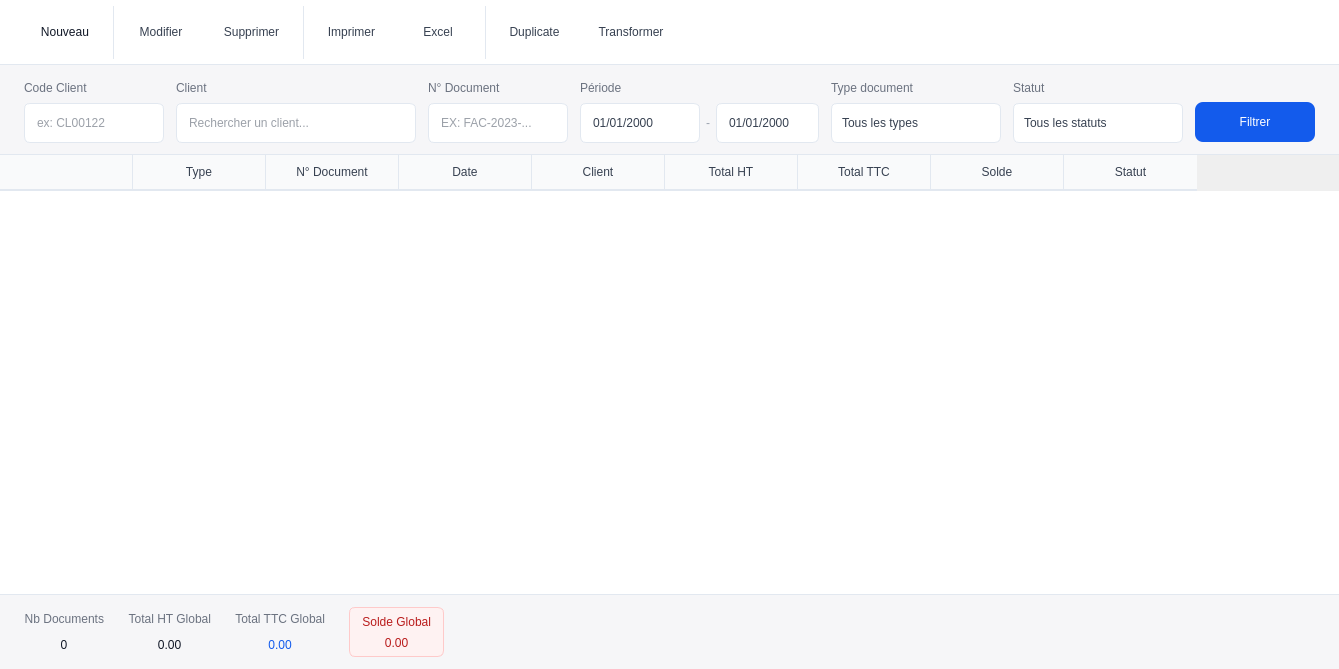
Old version of the form program/windows/liste_ventes/liste_ventes.ui in the repository lak-barmajyat/ERP.
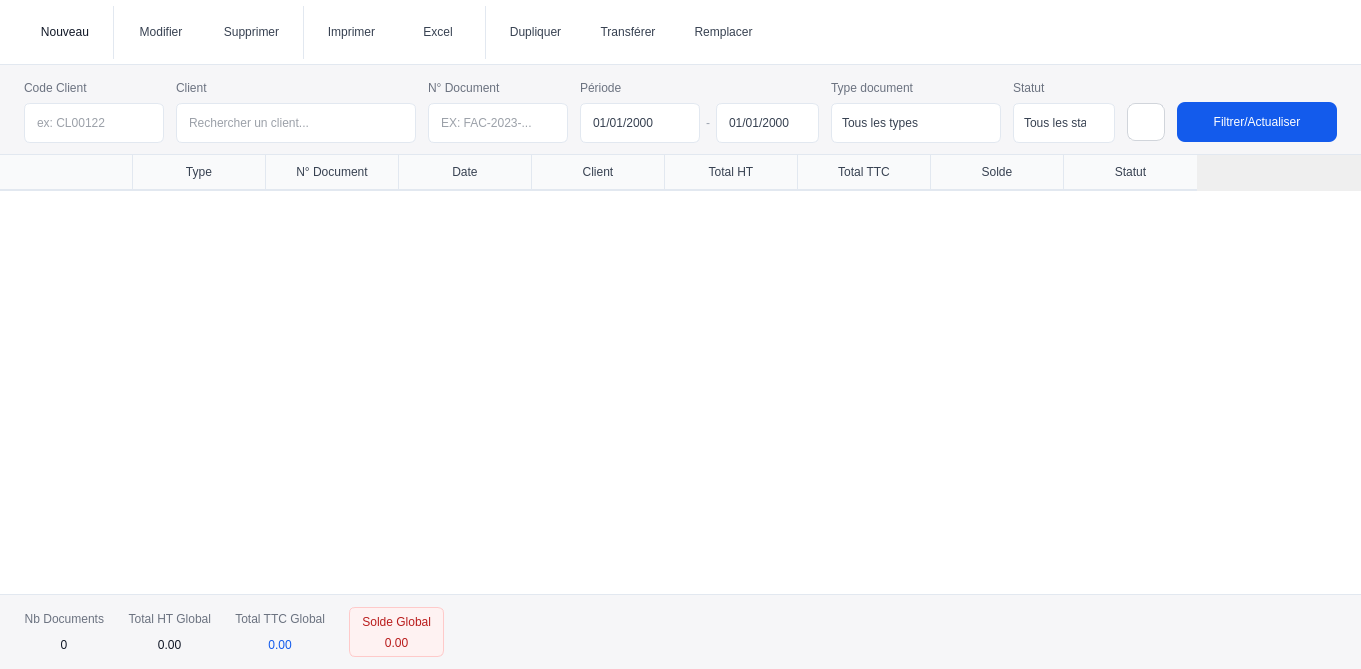
New version of the form. Icons and pictures are not drawn.

What changed in the file:
```diff
--- a/program/windows/liste_ventes/liste_ventes.ui
+++ b/program/windows/liste_ventes/liste_ventes.ui
@@ -51,7 +51,7 @@
 }
 QToolButton#tbNew, QToolButton#tbEdit, QToolButton#tbDelete,QToolButton#tbFermer,
 QToolButton#tbPrint, QToolButton#tbExportExcel, QToolButton#tbTransform,
-QToolButton#tbDuplicate{
+QToolButton#tbDuplicate, QToolButton#tbReplace{
     background-color: transparent;
     border: none;
     padding: 4px 12px;
@@ -69,6 +69,7 @@
 QToolButton#tbFermer:hover,
 QToolButton#tbTransform:hover,
 QToolButton#tbDuplicate:hover,
+QToolButton#tbReplace:hover,
 QToolButton#tbExportExcel:hover {
     background-color: #f9fafb;
 }
@@ -99,6 +100,9 @@
 QToolButton#tbDuplicate {
     qproperty-icon: url(program/assets/documents/duplicate.svg);
 }
+QToolButton#tbReplace {
+    qproperty-icon: url(program/assets/documents/transform.svg);
+}
        </string>
      </property>
      <property name="frameShape">
@@ -260,7 +264,7 @@
          </size>
         </property>
         <property name="text">
-         <string>Duplicate</string>
+                 <string>Dupliquer</string>
         </property>
         <property name="toolButtonStyle">
          <enum>Qt::ToolButtonTextUnderIcon</enum>
@@ -276,13 +280,29 @@
          </size>
         </property>
         <property name="text">
-         <string>Transformer</string>
+                 <string>Transférer</string>
         </property>
         <property name="toolButtonStyle">
          <enum>Qt::ToolButtonTextUnderIcon</enum>
         </property>
        </widget>
       </item>
+            <item>
+             <widget class="QToolButton" name="tbReplace">
+                <property name="minimumSize">
+                 <size>
+                    <width>80</width>
+                    <height>46</height>
+                 </size>
+                </property>
+                <property name="text">
+                 <string>Remplacer</string>
+                </property>
+                <property name="toolButtonStyle">
+                 <enum>Qt::ToolButtonTextUnderIcon</enum>
+                </property>
+             </widget>
+            </item>
       <item>
        <spacer name="toolbarSpacer">
         <property name="orientation">
@@ -391,6 +411,20 @@
 QPushButton#btnFilter:hover {
     background-color: #0f4bc4;
 }
+
+QPushButton#btnClearFilters {
+    background-color: #ffffff;
+    border: 1px solid #d1d5db;
+    border-radius: 8px;
+    min-width: 36px;
+    max-width: 36px;
+    min-height: 36px;
+    max-height: 36px;
+}
+QPushButton#btnClearFilters:hover {
+    background-color: #f3f4f6;
+    border-color: #9ca3af;
+}
        </string>
      </property>
      <property name="frameShape">
@@ -666,13 +700,13 @@
          <widget class="QComboBox" name="comboStatus">
           <property name="minimumSize">
            <size>
-                <width>170</width>
+                <width>102</width>
             <height>40</height>
            </size>
           </property>
           <property name="maximumSize">
            <size>
-            <width>16777215</width>
+            <width>102</width>
             <height>40</height>
            </size>
           </property>
@@ -716,16 +750,61 @@
          <enum>Qt::Horizontal</enum>
         </property>
         <property name="sizeType">
-         <enum>QSizePolicy::Expanding</enum>
+                 <enum>QSizePolicy::Fixed</enum>
         </property>
         <property name="sizeHint" stdset="0">
          <size>
-          <width>40</width>
+                    <width>0</width>
           <height>20</height>
          </size>
         </property>
        </spacer>
       </item>
+        <item>
+         <layout class="QVBoxLayout" name="clearFilterButtonLayout">
+          <property name="spacing">
+           <number>0</number>
+          </property>
+          <item>
+           <spacer name="verticalSpacerClearFilter">
+            <property name="orientation">
+             <enum>Qt::Vertical</enum>
+            </property>
+            <property name="sizeType">
+             <enum>QSizePolicy::Fixed</enum>
+            </property>
+            <property name="sizeHint" stdset="0">
+             <size>
+            <width>11</width>
+            <height>25</height>
+             </size>
+            </property>
+           </spacer>
+          </item>
+          <item>
+           <widget class="QPushButton" name="btnClearFilters">
+            <property name="minimumSize">
+             <size>
+            <width>36</width>
+            <height>36</height>
+             </size>
+            </property>
+            <property name="maximumSize">
+             <size>
+            <width>36</width>
+            <height>36</height>
+             </size>
+            </property>
+            <property name="cursor">
+             <cursorShape>PointingHandCursor</cursorShape>
+            </property>
+            <property name="text">
+             <string/>
+            </property>
+           </widget>
+          </item>
+         </layout>
+        </item>
       <item>
        <layout class="QVBoxLayout" name="verticalLayout_2">
         <property name="spacing">
@@ -754,13 +833,19 @@
          <widget class="QPushButton" name="btnFilter">
           <property name="minimumSize">
            <size>
-            <width>120</width>
+                        <width>160</width>
             <height>36</height>
            </size>
           </property>
+                    <property name="sizePolicy">
+                     <sizepolicy hsizetype="Expanding" vsizetype="Fixed">
+                        <horstretch>1</horstretch>
+                        <verstretch>0</verstretch>
+                     </sizepolicy>
+                    </property>
           <property name="maximumSize">
            <size>
-            <width>16777215</width>
+            <width>17777215</width>
             <height>40</height>
            </size>
           </property>
@@ -768,7 +853,7 @@
            <cursorShape>PointingHandCursor</cursorShape>
           </property>
           <property name="text">
-           <string>Filtrer</string>
+                     <string>Filtrer/Actualiser</string>
           </property>
          </widget>
         </item>
```
Left out of the diff: 6 changed lines with no effect on the pictures.
